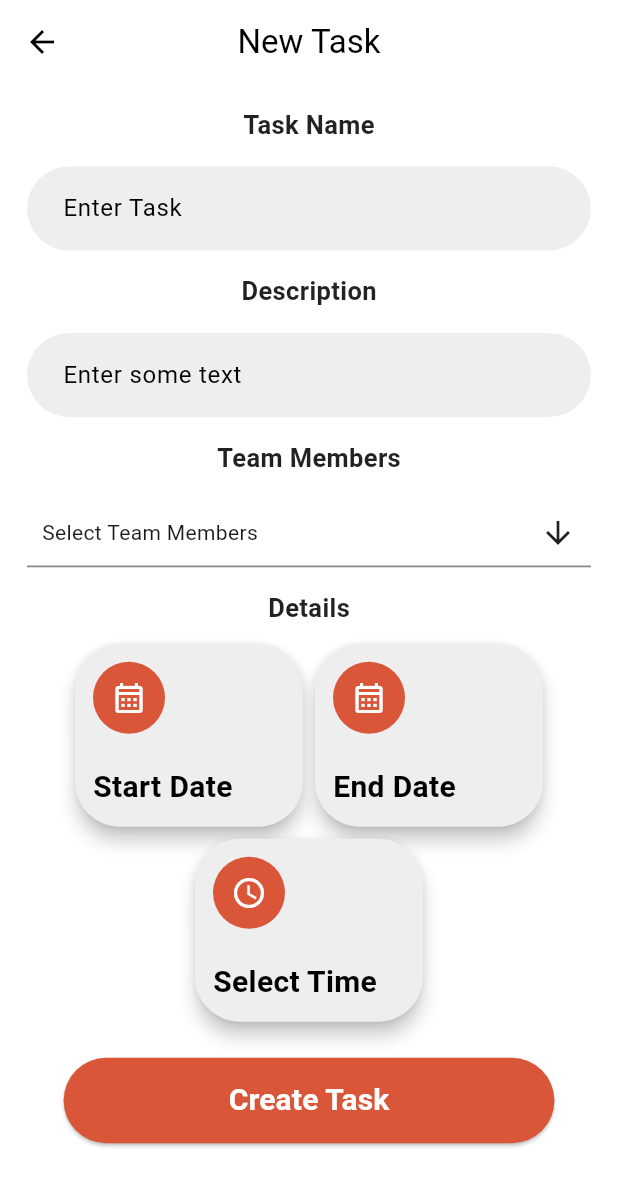
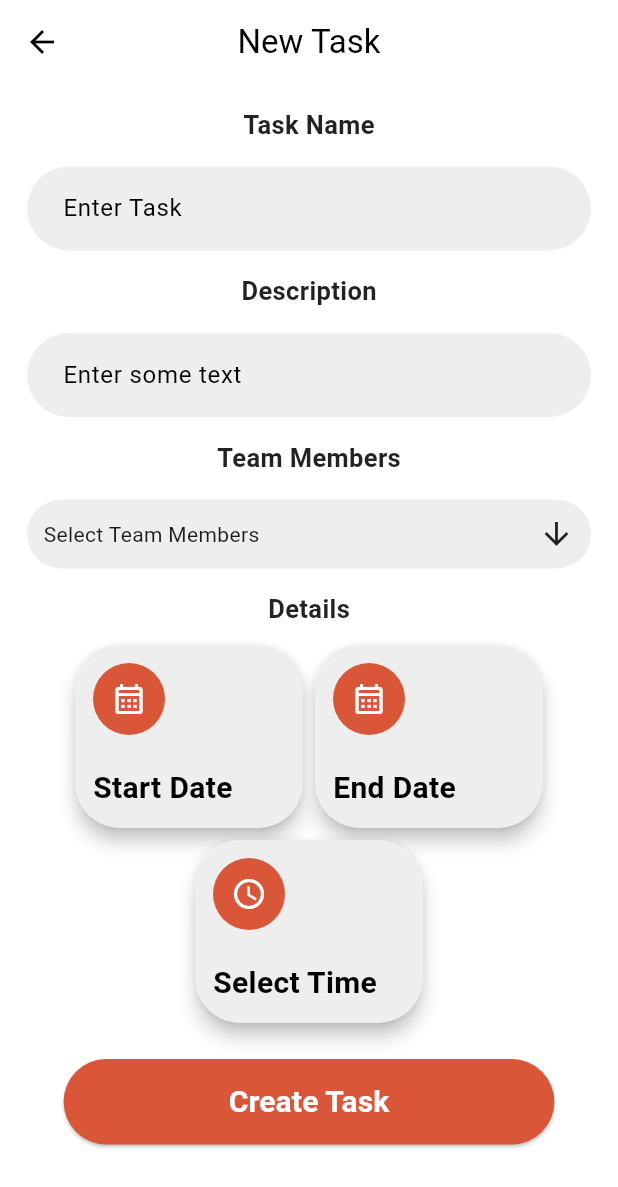
Before and after one commit to Yasir-72/Task-Management-App, a Flutter app: the AdminPage screen opened directly, on a phone screen of 412 x 824 dp. Shown: the top 1187 px of the screen. Run offline on Flutter 3.47's test engine with Material 3 defaults, Android fonts, the phone set to English and light mode, and no system bars; drawn by our look-alikes of multi_select_flutter; our stand-ins replace another_flushbar, firebase_auth, firebase_core, flutter_card_swiper, fluttertoast, shared_preferences; accounts and stored records are empty.

Commit message:
`Removed unused imports and code in adminpage.dart and bottombar.dart files`

```diff
--- a/lib/view/screens/adminpage.dart
+++ b/lib/view/screens/adminpage.dart
@@ -1,4 +1,6 @@
+import 'package:flutter/cupertino.dart';
 import 'package:flutter/material.dart';
+import 'package:flutter/widgets.dart';
 import 'package:multi_select_flutter/dialog/multi_select_dialog_field.dart';
 import 'package:multi_select_flutter/util/multi_select_item.dart';
 import 'package:multi_select_flutter/util/multi_select_list_type.dart';
@@ -34,7 +36,6 @@ class _AdminPageState extends State<AdminPage> {
   Widget build(BuildContext context) {
     return Scaffold(
       appBar: AppBar(
-        leading: const Icon(Icons.arrow_back),
         title: const Text('New Task'),
         centerTitle: true,
       ),
@@ -63,10 +64,6 @@ class _AdminPageState extends State<AdminPage> {
               Wrap(
                 alignment: WrapAlignment.center,
                 children: [
-                  DetailCards(
-                    _startDate == null
-                        ? "Start Date"
-                        : "${_startDate!.toLocal()}".split(' ')[0],
                   GestureDetector(
                     onTap: () async {
                       DateTime? pickedStartDate = await showDatePicker(
@@ -78,21 +75,21 @@ class _AdminPageState extends State<AdminPage> {
                       if (pickedStartDate != null) {
                         setState(() {
                           _startDate = pickedStartDate;
-                            _endDate = _startDate!
-                                .add(const Duration(microseconds: 1));
+                          _endDate =
+                              _startDate!.add(const Duration(microseconds: 1));
                         });
                       }
                     },
-                      child: const Icon(
+                    child: DetailCards(
+                      _startDate == null
+                          ? "Start Date"
+                          : "${_startDate!.toLocal()}".split(' ')[0],
+                      const Icon(
                         Icons.calendar_month_outlined,
                         color: Colors.white,
                       ),
                     ),
                   ),
-                  DetailCards(
-                    _endDate == null
-                        ? "End Date"
-                        : "${_endDate!.toLocal()}".split(' ')[0],
                   GestureDetector(
                     onTap: () async {
                       if (_startDate == null) return;
@@ -110,16 +107,16 @@ class _AdminPageState extends State<AdminPage> {
                         });
                       }
                     },
-                      child: const Icon(
+                    child: DetailCards(
+                      _endDate == null
+                          ? "End Date"
+                          : "${_endDate!.toLocal()}".split(' ')[0],
+                      const Icon(
                         Icons.calendar_month_outlined,
                         color: Colors.white,
                       ),
                     ),
                   ),
-                  DetailCards(
-                    _selectedTime == null
-                        ? "Select Time"
-                        : _selectedTime!.format(context),
                   GestureDetector(
                     onTap: () async {
                       TimeOfDay? pickedTime = await showTimePicker(
@@ -132,7 +129,11 @@ class _AdminPageState extends State<AdminPage> {
                         });
                       }
                     },
-                      child: const Icon(
+                    child: DetailCards(
+                      _selectedTime == null
+                          ? "Select Time"
+                          : _selectedTime!.format(context),
+                      const Icon(
                         Icons.access_time,
                         color: Colors.white,
                       ),
@@ -198,7 +199,6 @@ class _AdminPageState extends State<AdminPage> {
               "${member['name']} (${member['role']})",
             ))
         .toList();
-
     return MultiSelectDialogField<Map<String, String>>(
       items: items,
       selectedColor: Color(0xFFD95639),
@@ -216,7 +216,6 @@ class _AdminPageState extends State<AdminPage> {
         });
       },
       decoration: BoxDecoration(
-        padd
         color: Colors.grey[200],
         borderRadius: BorderRadius.circular(35),
         border: Border.all(color: Colors.transparent),
--- a/lib/view/widgets/bottombar.dart
+++ b/lib/view/widgets/bottombar.dart
@@ -1,6 +1,5 @@
 import 'package:flutter/material.dart';
 import 'package:task_managment_app/view/screens/adminpage.dart';
-import 'package:task_managment_app/view/screens/homepage.dart';
 import 'package:task_managment_app/view/screens/userpage.dart';
 
 class BottomBar extends StatefulWidget {
```
Lines whose indentation alone changed are shown as unchanged.
